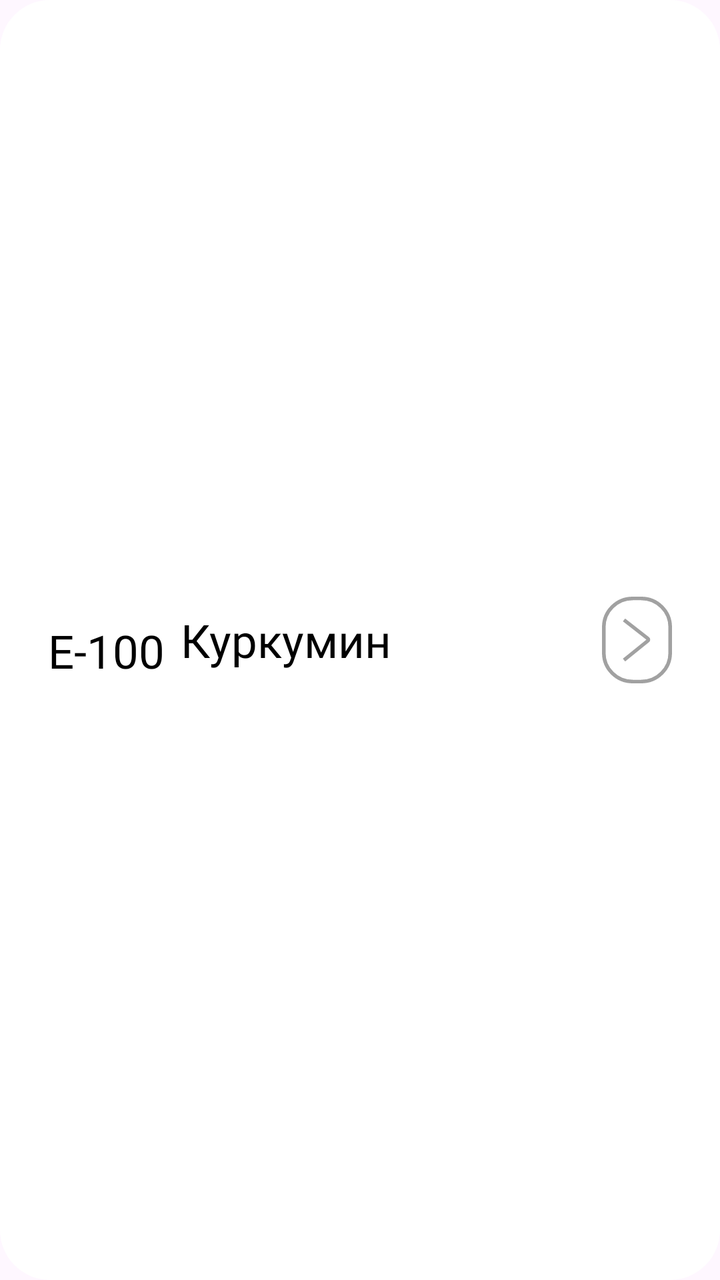
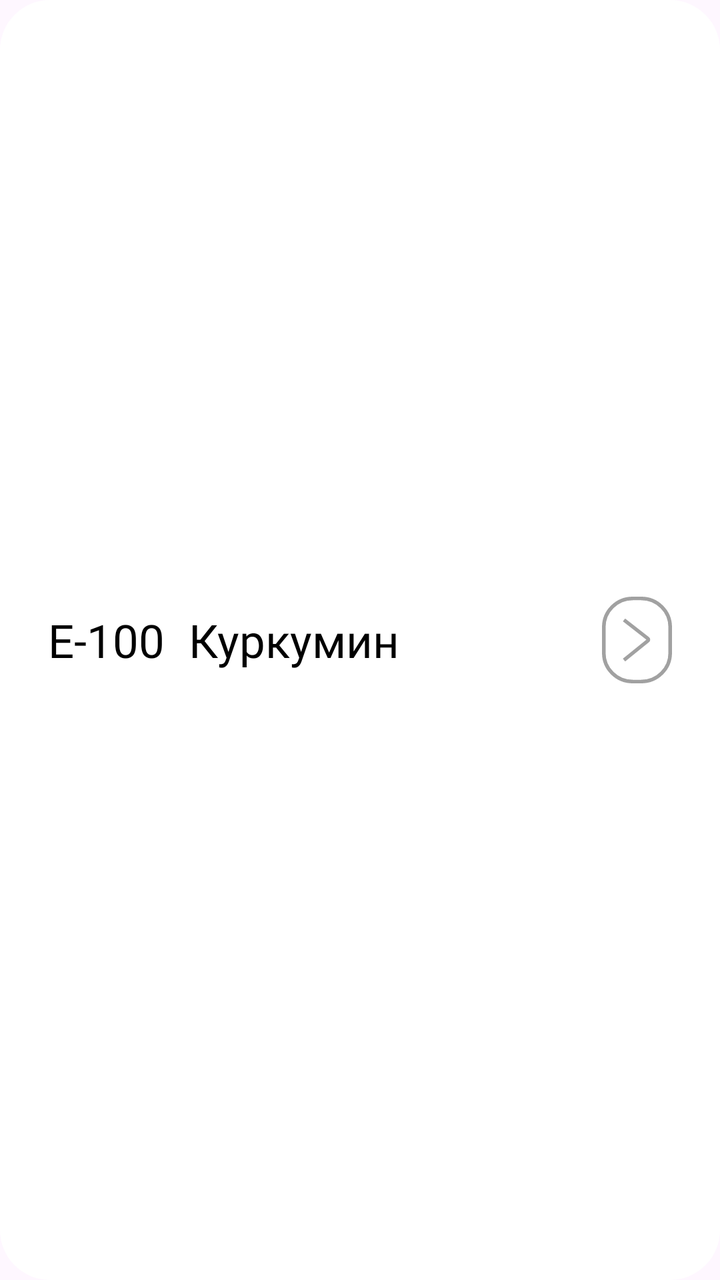

Screens rendered from an Android XML layout before and after an edit, with the pre-edit source and the edit as a unified diff.
<!-- AndroidManifest.xml: application theme Theme.CheckApp -->
<!-- res/layout/item_additive.xml -->
<?xml version="1.0" encoding="utf-8"?>
<androidx.constraintlayout.widget.ConstraintLayout  xmlns:android="http://schemas.android.com/apk/res/android"
    xmlns:app="http://schemas.android.com/apk/res-auto"
    android:layout_width="match_parent"
    android:layout_height="86dp"
    android:layout_marginBottom="8dp"
    android:background="@drawable/blocks_btns_style"
    android:paddingStart="24dp"
    android:paddingEnd="24dp">

    <TextView
        android:id="@+id/codeTextView"
        android:layout_width="wrap_content"
        android:layout_height="wrap_content"
        android:fontFamily="@font/geologica_auto_medium"
        android:textColor="#000000"
        android:text="E-100"
        android:textSize="23dp"
        app:layout_constraintBottom_toBottomOf="parent"
        app:layout_constraintStart_toStartOf="parent"
        app:layout_constraintTop_toTopOf="parent"
        app:layout_constraintVertical_bias="0.509" />

    <TextView
        android:id="@+id/nameTextView"
        android:layout_width="0dp"
        android:layout_height="wrap_content"
        android:textColor="#000000"
        android:text="Куркумин"
        android:textSize="23dp"
        android:layout_marginStart="8dp"
        android:fontFamily="@font/geologica_auto_medium"
        app:layout_constraintStart_toEndOf="@id/codeTextView"
        app:layout_constraintTop_toTopOf="parent"
        app:layout_constraintBottom_toBottomOf="parent"
        app:layout_constraintEnd_toStartOf="@id/arrowImageView"
        app:layout_constraintVertical_bias="0.5" />

    <ImageView
        android:id="@+id/arrowImageView"
        android:layout_width="35dp"
        android:layout_height="44dp"
        android:src="@drawable/ic_see_desk"
        app:layout_constraintEnd_toEndOf="parent"
        app:layout_constraintTop_toTopOf="parent"
        app:layout_constraintBottom_toBottomOf="parent"
        app:layout_constraintVertical_bias="0.5"/>

</androidx.constraintlayout.widget.ConstraintLayout>
<!-- resources referenced by this layout -->
<resources>
  <!-- drawable blocks_btns_style (drawable) -->
  <?xml version="1.0" encoding="utf-8"?>
  <shape xmlns:android="http://schemas.android.com/apk/res/android">
      <solid android:color="@color/white"></solid>
      <corners android:topRightRadius="25dp" android:bottomRightRadius="25dp" android:bottomLeftRadius="25dp" android:topLeftRadius="25dp"></corners>
  
  </shape>
  <!-- drawable ic_see_desk (drawable) -->
  <vector xmlns:android="http://schemas.android.com/apk/res/android"
      android:width="97dp"
      android:height="121dp"
      android:viewportWidth="97"
      android:viewportHeight="121">
    <path
        android:pathData="M30.5,88.5L63.56,61.59C64.56,60.78 64.54,59.26 63.53,58.46L30.5,32.5M2.5,42.5C2.5,20.41 20.41,2.5 42.5,2.5H54.5C76.59,2.5 94.5,20.41 94.5,42.5V78.5C94.5,100.59 76.59,118.5 54.5,118.5H42.5C20.41,118.5 2.5,100.59 2.5,78.5V42.5Z"
        android:strokeWidth="5"
        android:fillColor="#00000000"
        android:strokeColor="#A1A1A1"/>
  </vector>
  <style name="Theme.CheckApp" parent="Base.Theme.CheckApp" />
  <color name="white">#FFFFFFFF</color>
  <style name="Base.Theme.CheckApp" parent="Theme.Material3.DayNight.NoActionBar">
          
          
      </style>
</resources>

<!-- the commit's change to res/layout/item_additive.xml (unified diff, before → after) -->
@@ -1,5 +1,5 @@
 <?xml version="1.0" encoding="utf-8"?>
-<androidx.constraintlayout.widget.ConstraintLayout  xmlns:android="http://schemas.android.com/apk/res/android"
+<androidx.constraintlayout.widget.ConstraintLayout xmlns:android="http://schemas.android.com/apk/res/android"
     xmlns:app="http://schemas.android.com/apk/res-auto"
     android:layout_width="match_parent"
     android:layout_height="86dp"
@@ -13,37 +13,35 @@
         android:layout_width="wrap_content"
         android:layout_height="wrap_content"
         android:fontFamily="@font/geologica_auto_medium"
+        android:text="E-100"
         android:textColor="#000000"
-        android:text="E-100"
-        android:textSize="23dp"
+        android:textSize="23sp"
         app:layout_constraintBottom_toBottomOf="parent"
         app:layout_constraintStart_toStartOf="parent"
-        app:layout_constraintTop_toTopOf="parent"
-        app:layout_constraintVertical_bias="0.509" />
+        app:layout_constraintTop_toTopOf="parent" />
 
     <TextView
         android:id="@+id/nameTextView"
         android:layout_width="0dp"
         android:layout_height="wrap_content"
+        android:layout_marginStart="12dp"
+        app:layout_goneMarginStart="0dp"
+        android:fontFamily="@font/geologica_auto_medium"
+        android:text="Куркумин"
         android:textColor="#000000"
-        android:text="Куркумин"
-        android:textSize="23dp"
-        android:layout_marginStart="8dp"
-        android:fontFamily="@font/geologica_auto_medium"
-        app:layout_constraintStart_toEndOf="@id/codeTextView"
-        app:layout_constraintTop_toTopOf="parent"
+        android:textSize="23sp"
         app:layout_constraintBottom_toBottomOf="parent"
         app:layout_constraintEnd_toStartOf="@id/arrowImageView"
-        app:layout_constraintVertical_bias="0.5" />
+        app:layout_constraintStart_toEndOf="@id/codeTextView"
+        app:layout_constraintTop_toTopOf="parent" />
 
     <ImageView
         android:id="@+id/arrowImageView"
         android:layout_width="35dp"
         android:layout_height="44dp"
         android:src="@drawable/ic_see_desk"
+        app:layout_constraintBottom_toBottomOf="parent"
         app:layout_constraintEnd_toEndOf="parent"
-        app:layout_constraintTop_toTopOf="parent"
-        app:layout_constraintBottom_toBottomOf="parent"
-        app:layout_constraintVertical_bias="0.5"/>
+        app:layout_constraintTop_toTopOf="parent" />
 
 </androidx.constraintlayout.widget.ConstraintLayout>
